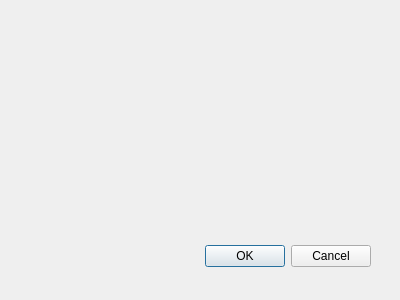
Laponina/learn_english, file qt_ui/toenglish.ui: the form before one commit.
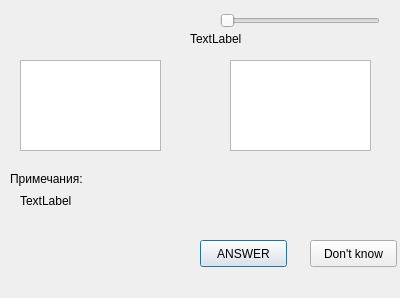
The form after the commit.

What changed in the file:
```diff
--- a/qt_ui/toenglish.ui
+++ b/qt_ui/toenglish.ui
@@ -7,27 +7,109 @@
     <x>0</x>
     <y>0</y>
     <width>400</width>
-    <height>300</height>
+    <height>298</height>
    </rect>
   </property>
   <property name="windowTitle">
    <string>Dialog</string>
   </property>
-  <widget class="QDialogButtonBox" name="buttonBox">
+  <widget class="QTextEdit" name="russian_word">
    <property name="geometry">
     <rect>
-     <x>30</x>
+     <x>20</x>
+     <y>60</y>
+     <width>141</width>
+     <height>91</height>
+    </rect>
+   </property>
+  </widget>
+  <widget class="QTextEdit" name="english_word">
+   <property name="geometry">
+    <rect>
+     <x>230</x>
+     <y>60</y>
+     <width>141</width>
+     <height>91</height>
+    </rect>
+   </property>
+  </widget>
+  <widget class="QLabel" name="notes">
+   <property name="geometry">
+    <rect>
+     <x>10</x>
+     <y>170</y>
+     <width>141</width>
+     <height>17</height>
+    </rect>
+   </property>
+   <property name="text">
+    <string>Примечания:</string>
+   </property>
+  </widget>
+  <widget class="QLabel" name="remark">
+   <property name="geometry">
+    <rect>
+     <x>20</x>
+     <y>190</y>
+     <width>290</width>
+     <height>21</height>
+    </rect>
+   </property>
+   <property name="text">
+    <string>TextLabel</string>
+   </property>
+  </widget>
+  <widget class="QLabel" name="part_process">
+   <property name="geometry">
+    <rect>
+     <x>190</x>
+     <y>30</y>
+     <width>58</width>
+     <height>17</height>
+    </rect>
+   </property>
+   <property name="text">
+    <string>TextLabel</string>
+   </property>
+  </widget>
+  <widget class="QPushButton" name="buttonANSWER">
+   <property name="geometry">
+    <rect>
+     <x>200</x>
      <y>240</y>
-     <width>341</width>
-     <height>32</height>
+     <width>87</width>
+     <height>27</height>
+    </rect>
+   </property>
+   <property name="text">
+    <string>ANSWER</string>
+   </property>
+  </widget>
+  <widget class="QPushButton" name="buttonNEXT">
+   <property name="geometry">
+    <rect>
+     <x>310</x>
+     <y>240</y>
+     <width>87</width>
+     <height>27</height>
+    </rect>
+   </property>
+   <property name="text">
+    <string>Don't know</string>
+   </property>
+  </widget>
+  <widget class="QSlider" name="process">
+   <property name="geometry">
+    <rect>
+     <x>220</x>
+     <y>10</y>
+     <width>160</width>
+     <height>21</height>
     </rect>
    </property>
    <property name="orientation">
     <enum>Qt::Horizontal</enum>
    </property>
-   <property name="standardButtons">
-    <set>QDialogButtonBox::Cancel|QDialogButtonBox::Ok</set>
-   </property>
   </widget>
  </widget>
  <resources/>
```
Left out of the diff: 35 changed lines with no effect on the pictures.
